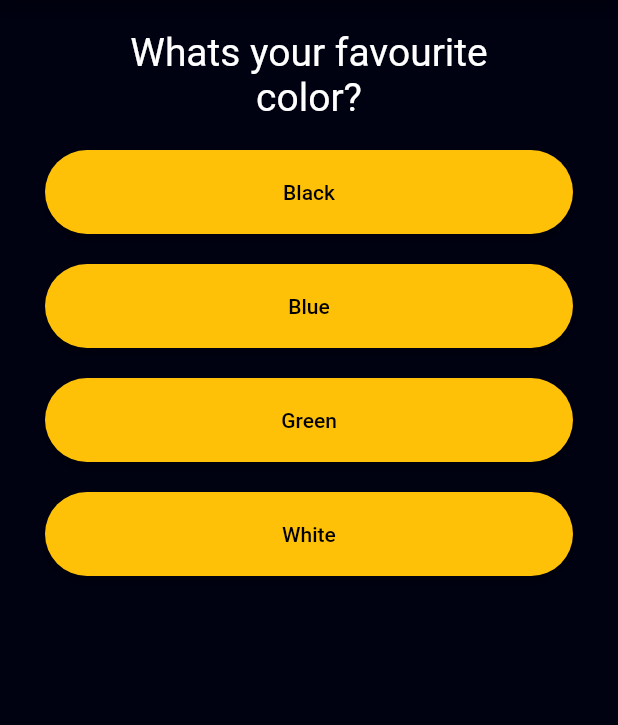
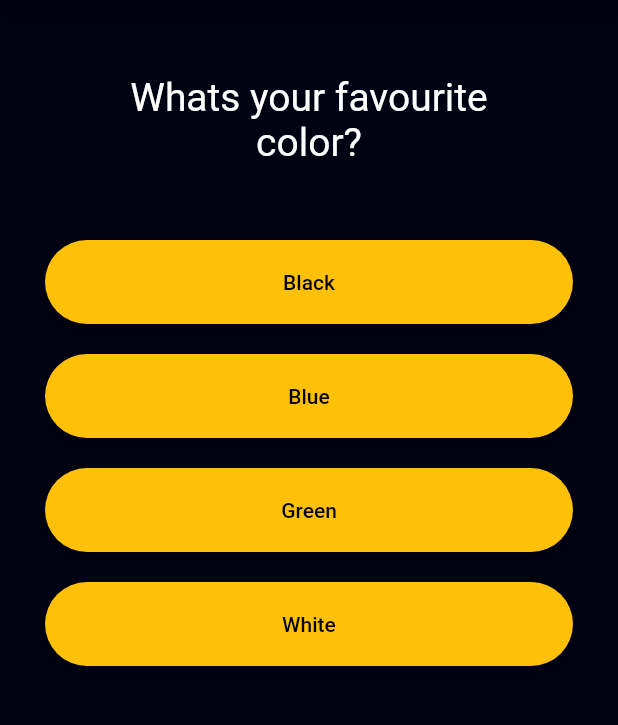
Before and after one commit to Basith-P/Quiz-App, a Flutter app: the screen it shows after launch, on a phone screen of 412 x 824 dp, the part 84-809 px from its top. Run offline on Flutter 3.47's test engine with Material 2 defaults, Android fonts, the light colour scheme and no system bars.

Commit message:
Final App verson 1.0.0

```diff
--- a/lib/question.dart
+++ b/lib/question.dart
@@ -11,7 +11,7 @@ class Question extends StatelessWidget {
       width: double.infinity,
       margin: EdgeInsets.all(20),
       child: Text(
-        questionText,
+        "\n" + questionText + "\n",
         style: TextStyle(fontSize: 26),
         textAlign: TextAlign.center,
       ),
--- a/pubspec.yaml
+++ b/pubspec.yaml
@@ -15,7 +15,7 @@ publish_to: "none" # Remove this line if you wish to publish to pub.dev
 # In iOS, build-name is used as CFBundleShortVersionString while build-number used as CFBundleVersion.
 # Read more about iOS versioning at
 # https://developer.apple.com/library/archive/documentation/General/Reference/InfoPlistKeyReference/Articles/CoreFoundationKeys.html
-version: 1.0.0+1
+version: 1.0.0
 
 environment:
    sdk: ">=2.12.0 <3.0.0"
```
